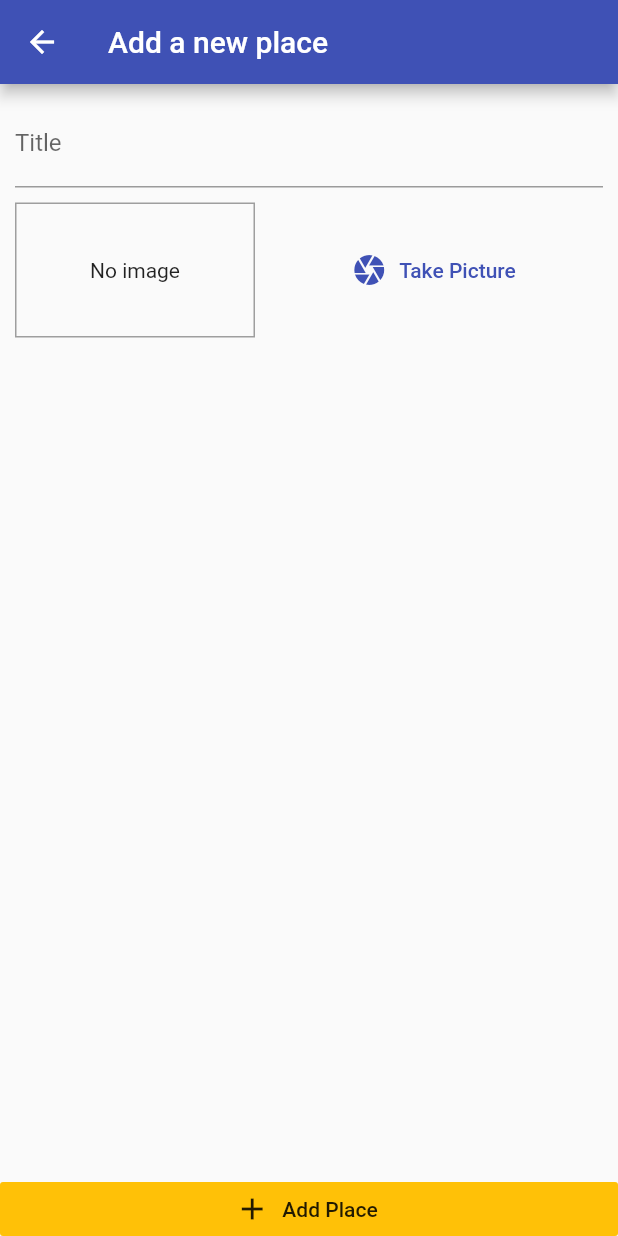
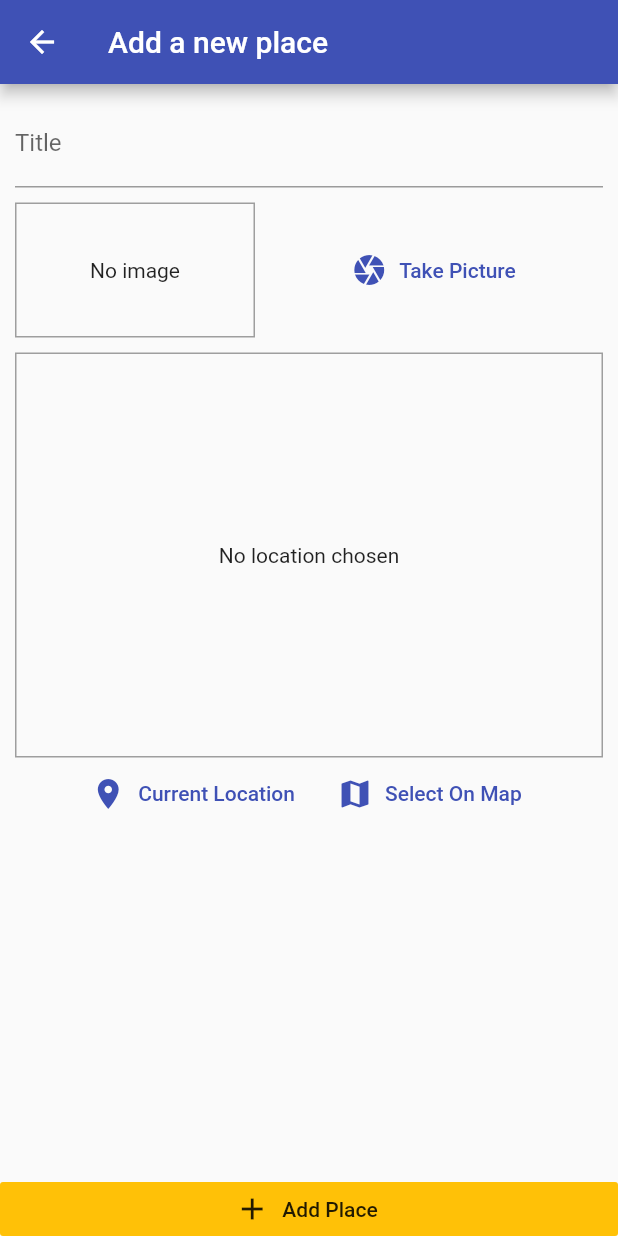
Before and after one commit to adrianbadarau/flutter-great-places-app, a Flutter app: the AddPlaceScreen screen opened by its route, on a phone screen of 412 x 824 dp. Run offline on Flutter 3.47's test engine with Material 2 defaults, Android fonts, the phone set to English and light mode, and no system bars; our stand-ins replace google_maps_flutter, image_picker, location, sqflite; accounts and stored records are empty.

Commit message:
added location picking and aut setting plus maps preview generation

```diff
--- /dev/null
+++ b/lib/helpers/location_helper.dart
@@ -0,0 +1,7 @@
+const GOOGLE_API_KEY = 'AIzaSyC1zYxooT-oaNoGwqoIZI9AcZMHD4cDAqE';
+
+class LocationHelper {
+  static String generateLocationPreviewImage({double lat, double long}) {
+    return 'https://maps.googleapis.com/maps/api/staticmap?center=$lat,$long&zoom=16&size=600x300&maptype=roadmap&markers=color:red%7Clabel:A%7C$lat,$long&key=$GOOGLE_API_KEY';
+  }
+}
--- a/lib/models/place.dart
+++ b/lib/models/place.dart
@@ -2,11 +2,11 @@ import 'dart:io';
 import 'package:flutter/foundation.dart';
 
 class PlaceLocation {
-  double lat;
-  double long;
-  String address;
+  final double lat;
+  final double long;
+  final String address;
 
-  PlaceLocation({@required this.lat, @required this.long, this.address});
+  const PlaceLocation({@required this.lat, @required this.long, this.address});
 
   Map<String, Object> toJson() {
     return {'lat': lat, 'long': long, 'address': address};
--- a/lib/screens/add_place_screen.dart
+++ b/lib/screens/add_place_screen.dart
@@ -3,6 +3,7 @@ import 'dart:io';
 import 'package:flutter/material.dart';
 import 'package:great_places_app/providers/great_places.dart';
 import 'package:great_places_app/widgets/image_input.dart';
+import 'package:great_places_app/widgets/location_input.dart';
 import 'package:provider/provider.dart';
 
 class AddPlaceScreen extends StatefulWidget {
@@ -48,6 +49,8 @@ class _AddPlaceScreenState extends State<AddPlaceScreen> {
                     ),
                     SizedBox(height: 10),
                     ImageInput(_selectImage),
+                    SizedBox(height: 10),
+                    LocationInput()
                   ],
                 ),
               ),
--- /dev/null
+++ b/lib/widgets/location_input.dart
@@ -0,0 +1,70 @@
+import 'package:flutter/material.dart';
+import 'package:google_maps_flutter/google_maps_flutter.dart';
+import 'package:great_places_app/helpers/location_helper.dart';
+import 'package:great_places_app/screens/map_screen.dart';
+import 'package:location/location.dart';
+
+class LocationInput extends StatefulWidget {
+  @override
+  _LocationInputState createState() => _LocationInputState();
+}
+
+class _LocationInputState extends State<LocationInput> {
+  String _previewImageUrl;
+
+  Future<void> _getCurentUserLocation() async {
+    final locData = await Location().getLocation();
+    setState(() {
+      _previewImageUrl = LocationHelper.generateLocationPreviewImage(lat: locData.latitude, long: locData.longitude);
+    });
+    print(locData);
+  }
+
+  Future<void> _selectOnMap() async {
+    final LatLng selectedLocation =
+        await Navigator.of(context).push(MaterialPageRoute(builder: (context) => MapScreen(isSelecting: true), fullscreenDialog: true));
+    if (selectedLocation != null) {
+      setState(() {
+        _previewImageUrl = LocationHelper.generateLocationPreviewImage(lat: selectedLocation.latitude, long: selectedLocation.longitude);
+      });
+    }
+  }
+
+  @override
+  Widget build(BuildContext context) {
+    return Column(
+      children: [
+        Container(
+          height: 270,
+          width: double.infinity,
+          alignment: Alignment.center,
+          decoration: BoxDecoration(border: Border.all(width: 1, color: Colors.grey)),
+          child: _previewImageUrl == null
+              ? Text('No location chosen', textAlign: TextAlign.center)
+              : Image.network(
+                  _previewImageUrl,
+                  fit: BoxFit.cover,
+                  width: double.infinity,
+                ),
+        ),
+        Row(
+          mainAxisAlignment: MainAxisAlignment.center,
+          children: <Widget>[
+            FlatButton.icon(
+              onPressed: _getCurentUserLocation,
+              icon: Icon(Icons.location_on),
+              label: Text('Current Location'),
+              textColor: Theme.of(context).primaryColor,
+            ),
+            FlatButton.icon(
+              onPressed: _selectOnMap,
+              icon: Icon(Icons.map),
+              label: Text('Select On Map'),
+              textColor: Theme.of(context).primaryColor,
+            )
+          ],
+        ),
+      ],
+    );
+  }
+}
--- a/pubspec.yaml
+++ b/pubspec.yaml
@@ -33,6 +33,8 @@ dependencies:
   path_provider: ^2.0.1
   path: ^1.8.0
   sqflite: ^2.0.0+3
+  location: ^4.1.1
+  google_maps_flutter: ^2.0.2
 
 dev_dependencies:
   flutter_test:
```
Also changed, not shown: lib/screens/map_screen.dart (added, +57 -0 lines), pubspec.lock, 3 other files.
